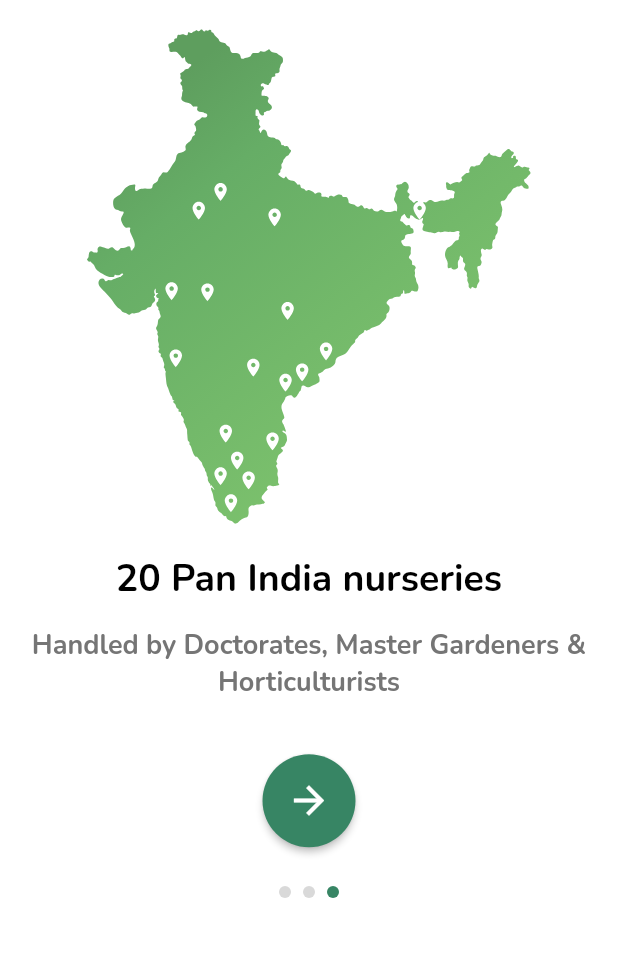
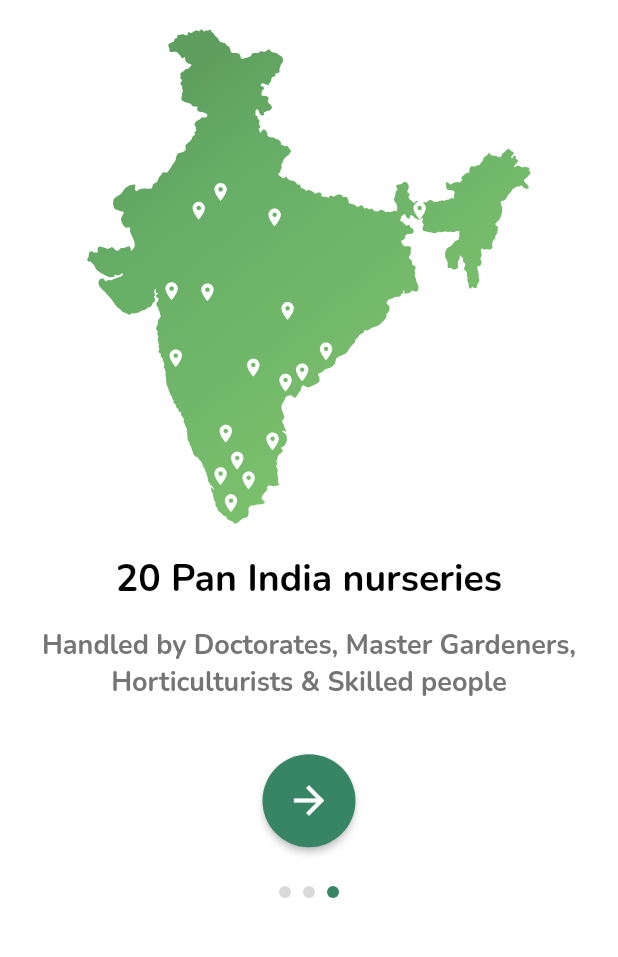
Before and after one commit to HeartfulnessInstitute/heartyculture-nursrey-app, a Flutter app: the screen it shows after launch, swiped to page 3, on a phone screen of 412 x 824 dp, the part 254-1211 px from its top. Run offline on Flutter 3.47's test engine with Material 2 defaults, Android fonts, the phone set to English and light mode, and no system bars; our stand-ins replace awesome_notifications, dio, flutter_svg, go_router, google_fonts and 4 more; missing offline and left inert: dart:ffi, mobile_scanner; generated files the repository leaves out were written again; project files that could hold a hidden picture were left out.

Commit message:
Release commit

```diff
--- a/assets/local_json/maintenance.json
+++ b/assets/local_json/maintenance.json
@@ -88,8 +88,8 @@
         "description": ""
       },
       {
-        "video_url": "https://youtu.be/y2VnXBylSSQ",
-        "title": "Top 3 Chemical Fertilizer for Vegetable Gardening",
+        "video_url": "https://youtu.be/DdWDDj-s0Ko",
+        "title": "Top 5 Chemical Fertilizer for Vegetable Gardening",
         "description": ""
       },
       {
--- a/lib/screens/contact_screen.dart
+++ b/lib/screens/contact_screen.dart
@@ -308,16 +308,16 @@ class _ContactScreenState extends State<ContactScreen> {
   String url() {
     if (Platform.isAndroid) {
       // add the [https]
-      return "https://wa.me/7396581213/?text=${Uri.parse("Hello")}"; // new line
+      return "https://wa.me/918328181265/?text=${Uri.parse("Hi Heartyculture Nursery")}"; // new line
     } else {
       // add the [https]
-      return "https://api.whatsapp.com/send?phone=7396581213=${Uri.parse("Hello")}"; // new line
+      return "https://api.whatsapp.com/send?phone=918328181265=${Uri.parse("Hi Heartyculture Nursery")}"; // new line
     }
   }
 
   final Uri params = Uri(
     scheme: 'mailto',
-    path: 'Care@heartyculturenursery.com',
+    path: 'care@heartyculturenursery.com',
     query: 'subject=', //add subject and body here
   );
 }
--- a/lib/screens/plant_information.dart
+++ b/lib/screens/plant_information.dart
@@ -473,7 +473,7 @@ class _PlantInformationScreenState extends State<PlantInformationScreen> {
                                                 )),
                                           ),
                                           Text(
-                                            "${widget.plant.waterFrequency.toString()} / Week",
+                                            "${widget.plant.waterFrequency.toString()} Days / Week",
                                             style: GoogleFonts.nunito(
                                                 textStyle: const TextStyle(
                                                   fontSize: 18,
--- a/lib/widgets/onboard_carousel.dart
+++ b/lib/widgets/onboard_carousel.dart
@@ -51,7 +51,7 @@ class _OnboardCarouselState extends State<OnboardCarousel> {
                   )),
             ),
         Padding(padding: EdgeInsets.all(15), child: Text(
-              "More than 10 million tress planted including with healing forest across the country",
+              "More than 10 million tress planted including healing forests across the country",
               textAlign: TextAlign.center,
               style: GoogleFonts.nunito(
                   textStyle: const TextStyle(
@@ -80,7 +80,7 @@ class _OnboardCarouselState extends State<OnboardCarousel> {
                   )),
             ),
             Padding(padding: EdgeInsets.all(15), child: Text(
-              "Wide range of plants available including Exotic, Endangered & Native species",
+              "Wide range of plants available including Native, Endangered & Exotic Species",
               textAlign: TextAlign.center,
               style: GoogleFonts.nunito(
                   textStyle: const TextStyle(
@@ -109,7 +109,7 @@ class _OnboardCarouselState extends State<OnboardCarousel> {
                   )),
             ),
         Padding(padding: EdgeInsets.all(15), child: Text(
-              "Handled by Doctorates, Master Gardeners & Horticulturists",
+              "Handled by Doctorates, Master Gardeners, Horticulturists & Skilled people",
               textAlign: TextAlign.center,
               style: GoogleFonts.nunito(
                   textStyle: const TextStyle(
--- a/pubspec.yaml
+++ b/pubspec.yaml
@@ -16,7 +16,7 @@ publish_to: 'none' # Remove this line if you wish to publish to pub.dev
 # https://developer.apple.com/library/archive/documentation/General/Reference/InfoPlistKeyReference/Articles/CoreFoundationKeys.html
 # In Windows, build-name is used as the major, minor, and patch parts
 # of the product and file versions while build-number is used as the build suffix.
-version: 1.0.0+1
+version: 2.0.0+2
 
 environment:
   sdk: '>=3.0.6 <4.0.0'
```
Also changed, not shown: lib/screens/plant_screen.dart (+15 -7 lines), 3 other files.
